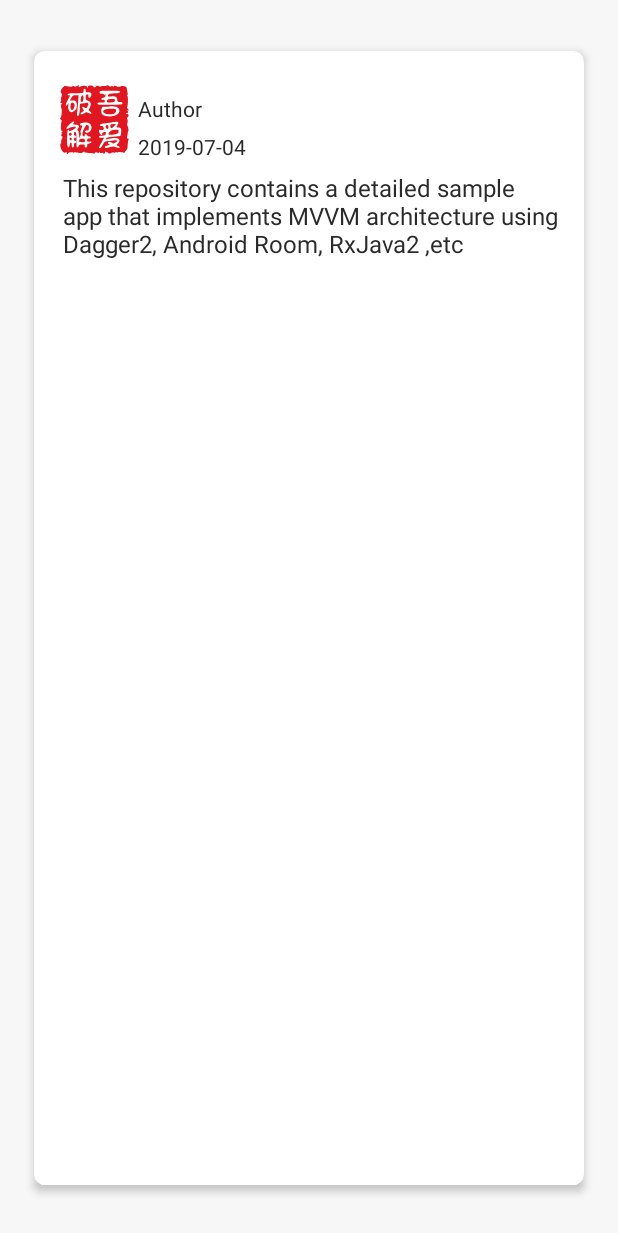
After one commit to fabricezhang/lcg, an Android app: the layout dialog_post_preview.xml on its own in the app's theme, with its tools: preview values and no code run, on a phone screen of 412 x 824 dp. The commit adds this screen. Shown: the top 1233 px of the screen. Run offline under Robolectric (Android 15) with nearby library versions, the phone set to English and light mode, and no system bars.

Commit message:
feat: add post preview feature

```diff
--- a/app/src/main/java/top/easelink/lcg/ui/main/article/viewmodel/ReplyPostViewModel.kt
+++ b/app/src/main/java/top/easelink/lcg/ui/main/article/viewmodel/ReplyPostViewModel.kt
@@ -19,13 +19,13 @@ class ReplyPostViewModel : ViewModel() {
     val sending = MutableLiveData<Boolean>()
 
     fun sendReply(query: String?, content: String, callback: () -> Unit) {
+        sending.value = true
         GlobalScope.launch(Dispatchers.IO) {
             sendReplyAsync(query, content, callback)
         }
     }
 
     private fun sendReplyAsync(query: String?, content: String, callback: () -> Unit) {
-        sending.postValue(true)
         Timber.d(content)
         if (query.isNullOrEmpty() || content.isBlank()) {
             return
--- a/app/src/main/java/top/easelink/lcg/ui/main/articles/view/ArticlesFragment.kt
+++ b/app/src/main/java/top/easelink/lcg/ui/main/articles/view/ArticlesFragment.kt
@@ -35,7 +35,7 @@ class ArticlesFragment : BaseFragment<FragmentArticlesBinding, ArticlesViewModel
     private fun scrollToTop() {
         viewDataBinding.backToTop?.playAnimation()
         viewDataBinding.recyclerView?.let {
-//            val pos = (it.layoutManager as? LinearLayoutManager)?.findFirstVisibleItemPosition()
+            //            val pos = (it.layoutManager as? LinearLayoutManager)?.findFirstVisibleItemPosition()
 //            if (pos != null && pos > 30) {
 //                it.smoothScrollToPosition(pos - 5)
 //                it.scrollToPosition(0)
@@ -87,7 +87,9 @@ class ArticlesFragment : BaseFragment<FragmentArticlesBinding, ArticlesViewModel
             }
             layoutManager = mLayoutManager
             itemAnimator = DefaultItemAnimator()
-            adapter = ArticlesAdapter(viewModel)
+            adapter = ArticlesAdapter(viewModel).also {
+                it.setFragmentManager(fragmentManager?:baseActivity.supportFragmentManager)
+            }
             addOnScrollListener(object : RecyclerView.OnScrollListener() {
                 override fun onScrollStateChanged(
                     recyclerView: RecyclerView,
--- /dev/null
+++ b/app/src/main/res/layout/dialog_post_preview.xml
@@ -0,0 +1,76 @@
+<?xml version="1.0" encoding="utf-8"?>
+
+<androidx.cardview.widget.CardView
+    xmlns:android="http://schemas.android.com/apk/res/android"
+    xmlns:app="http://schemas.android.com/apk/res-auto"
+    xmlns:tools="http://schemas.android.com/tools"
+    android:layout_width="match_parent"
+    android:layout_height="match_parent"
+    android:layout_marginStart="@dimen/dp_20"
+    android:layout_marginEnd="@dimen/dp_20"
+    android:layout_marginTop="@dimen/dp_30"
+    android:layout_marginBottom="@dimen/dp_30"
+    android:background="@color/white"
+    android:orientation="vertical"
+    app:cardCornerRadius="@dimen/dp_6"
+    app:cardElevation="@dimen/dp_3">
+
+    <androidx.constraintlayout.widget.ConstraintLayout
+        android:layout_width="match_parent"
+        android:layout_height="wrap_content"
+        android:orientation="vertical"
+        android:paddingEnd="@dimen/dp_10"
+        android:paddingStart="@dimen/dp_5"
+        android:paddingBottom="@dimen/dp_5">
+
+        <ImageView
+            android:id="@+id/post_avatar"
+            style="@style/TextStyle.Heading"
+            android:layout_width="@dimen/dp_40"
+            android:layout_height="@dimen/dp_40"
+            android:layout_marginStart="@dimen/dp_10"
+            android:layout_marginTop="@dimen/dp_20"
+            app:layout_constraintStart_toStartOf="parent"
+            app:layout_constraintTop_toTopOf="parent"
+            android:contentDescription="@null"
+            tools:src="@drawable/ic_noavatar_middle"/>
+
+        <TextView
+            android:id="@+id/author_text_view"
+            style="@style/TextStyle.Title.Sub"
+            android:layout_marginTop="@dimen/dp_5"
+            android:layout_marginStart="@dimen/dp_5"
+            android:layout_width="@dimen/dp_0"
+            android:layout_height="wrap_content"
+            app:layout_constraintStart_toEndOf="@id/post_avatar"
+            app:layout_constraintTop_toTopOf="@id/post_avatar"
+            tools:text="Author"/>
+
+        <TextView
+            android:id="@+id/date_text_view"
+            style="@style/TextStyle.Title.Sub"
+            android:layout_marginTop="@dimen/dp_5"
+            android:layout_marginStart="@dimen/dp_5"
+            android:layout_width="@dimen/dp_0"
+            android:layout_height="wrap_content"
+            app:layout_constraintTop_toBottomOf="@id/author_text_view"
+            app:layout_constraintStart_toEndOf="@id/post_avatar"
+            tools:text="2019-07-04"/>
+
+        <top.easelink.framework.customview.htmltextview.HtmlTextView
+            android:id="@+id/content_text_view"
+            style="@style/TextStyle.Title"
+            android:paddingBottom="@dimen/dp_3"
+            android:layout_width="0dp"
+            android:layout_height="wrap_content"
+            android:layout_marginTop="@dimen/dp_10"
+            android:textIsSelectable="true"
+            android:textSize="@dimen/sp_14"
+            app:layout_constraintTop_toBottomOf="@id/post_avatar"
+            app:layout_constraintStart_toStartOf="@id/post_avatar"
+            app:layout_constraintEnd_toEndOf="parent"
+            android:textStyle="normal"
+            tools:text="This repository contains a detailed sample app that implements MVVM architecture using Dagger2, Android Room, RxJava2 ,etc" />
+
+    </androidx.constraintlayout.widget.ConstraintLayout>
+</androidx.cardview.widget.CardView>
--- a/app/src/main/res/layout/item_article_view.xml
+++ b/app/src/main/res/layout/item_article_view.xml
@@ -16,6 +16,7 @@
         android:layout_margin="@dimen/dp_7"
         android:background="@color/white"
         android:onClick="@{() -> viewModel.onItemClick()}"
+        android:longClickable="true"
         android:orientation="vertical"
         app:cardCornerRadius="@dimen/dp_6"
         app:cardElevation="@dimen/dp_3">
```
Also changed, not shown: app/src/main/java/top/easelink/lcg/ui/main/article/view/PostPreviewDialog.kt (added, +84 -0 lines), app/src/main/java/top/easelink/lcg/ui/main/article/viewmodel/PostPreviewViewModel.kt (added, +28 -0 lines), app/src/main/java/top/easelink/lcg/ui/main/articles/viewmodel/ArticlesAdapter.kt (+15 -5 lines), app/src/main/java/top/easelink/lcg/ui/main/source/ArticlesDataSource.kt (+5 -4 lines), app/src/main/java/top/easelink/lcg/ui/main/source/model/PreviewPost.kt (added, +20 -0 lines), app/src/main/java/top/easelink/lcg/ui/main/source/remote/ArticlesRemoteDataSource.kt (+49 -17 lines).
